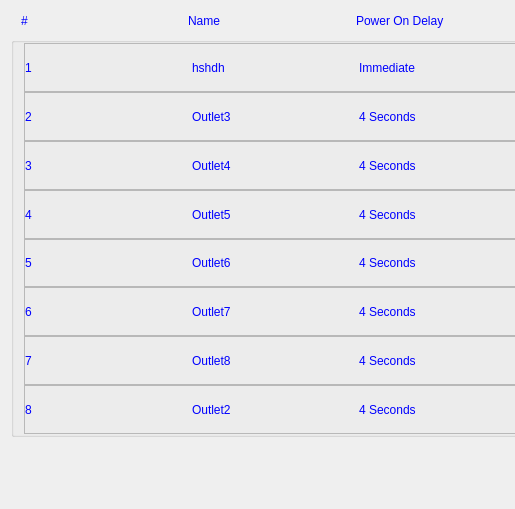
yangfengfeng8/Test, file PS/Device_Manager/outlet_configuration.ui: the form before one commit; both pictures show x 0 to 515 and y 0 to 509 of the 707 by 702 pixel window.
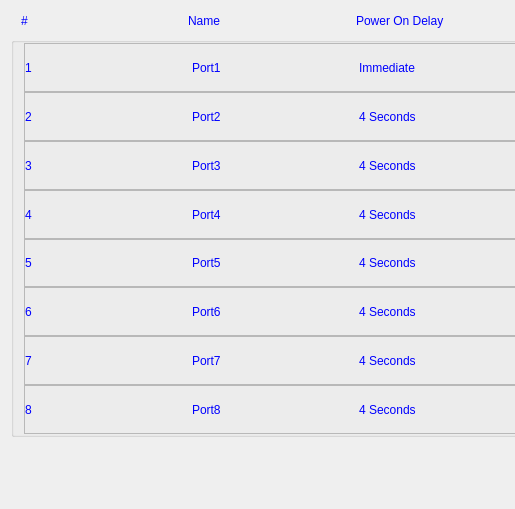
The form after the commit.

```diff
--- a/PS/Device_Manager/outlet_configuration.ui
+++ b/PS/Device_Manager/outlet_configuration.ui
@@ -137,7 +137,7 @@
            <item>
             <widget class="QLabel" name="label1">
              <property name="text">
-              <string>hshdh</string>
+              <string>Port1</string>
              </property>
             </widget>
            </item>
@@ -196,7 +196,7 @@
            <item>
             <widget class="QLabel" name="label2">
              <property name="text">
-              <string>Outlet3</string>
+              <string>Port2</string>
              </property>
             </widget>
            </item>
@@ -255,7 +255,7 @@
            <item>
             <widget class="QLabel" name="label3">
              <property name="text">
-              <string>Outlet4</string>
+              <string>Port3</string>
              </property>
             </widget>
            </item>
@@ -314,7 +314,7 @@
            <item>
             <widget class="QLabel" name="label4">
              <property name="text">
-              <string>Outlet5</string>
+              <string>Port4</string>
              </property>
             </widget>
            </item>
@@ -373,7 +373,7 @@
            <item>
             <widget class="QLabel" name="label5">
              <property name="text">
-              <string>Outlet6</string>
+              <string>Port5</string>
              </property>
             </widget>
            </item>
@@ -432,7 +432,7 @@
            <item>
             <widget class="QLabel" name="label6">
              <property name="text">
-              <string>Outlet7</string>
+              <string>Port6</string>
              </property>
             </widget>
            </item>
@@ -491,7 +491,7 @@
            <item>
             <widget class="QLabel" name="label8">
              <property name="text">
-              <string>Outlet8</string>
+              <string>Port7</string>
              </property>
             </widget>
            </item>
@@ -550,7 +550,7 @@
            <item>
             <widget class="QLabel" name="label9">
              <property name="text">
-              <string>Outlet2</string>
+              <string>Port8</string>
              </property>
             </widget>
            </item>
```
